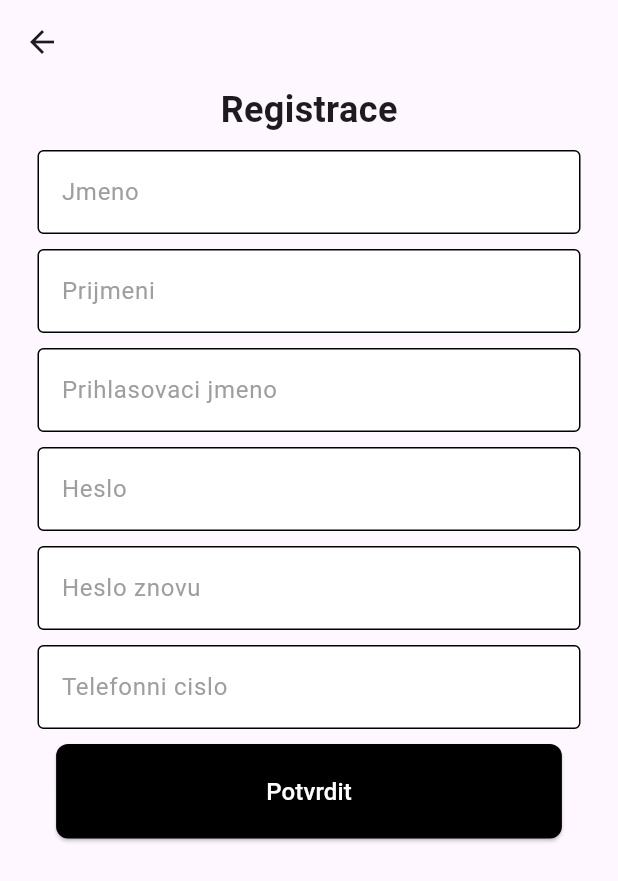
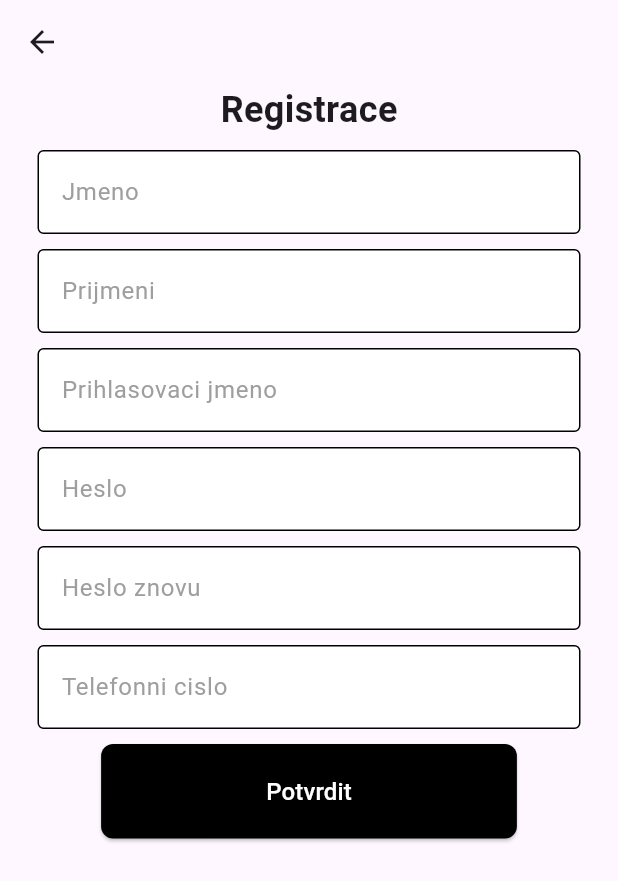
Before and after one commit to dcaldr/denik-zza, a Flutter app: the RegisterScreen screen opened directly, on a phone screen of 412 x 824 dp. Shown: the top 881 px of the screen. Run offline on Flutter 3.47's test engine with Material 3 defaults, Android fonts, the phone set to English and light mode, and no system bars; our stand-ins replace open_file, pdf, printing.

Commit message:
fix: button

```diff
--- a/lib/screens/login/register_page.dart
+++ b/lib/screens/login/register_page.dart
@@ -1,5 +1,6 @@
 // ignore_for_file: prefer_const_constructors
 
+import 'package:denik_zza/screens/login/components/my_button.dart';
 import 'package:denik_zza/screens/login/components/my_textfield.dart';
 import 'package:flutter/material.dart';
 
@@ -78,23 +79,8 @@ class RegisterScreen extends StatelessWidget {
             SizedBox(height: 10),
 
             // button
-            ElevatedButton(
-              onPressed: () {
+            Button(buttonText: "Potvrdit")
 
-              },
-              style: ElevatedButton.styleFrom(
-                primary: Colors.black,
-                onPrimary: Colors.white,
-                shape: RoundedRectangleBorder(
-                  borderRadius:
-                      BorderRadius.circular(8.0),
-                ),
-                padding: EdgeInsets.symmetric(
-                    vertical: 20, horizontal: 140),
-              ),
-              child: Text("Potvrdit",
-                  style: TextStyle(fontSize: 16)),
-            ),
           ],
         ),
       ),
```
